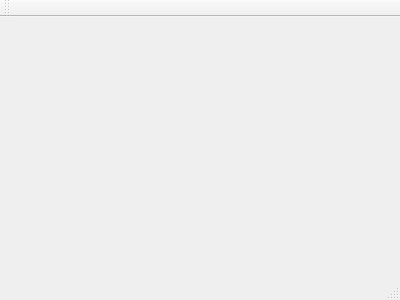
Old version of the form mainwindow.ui in the repository Lumlumski/PedalVibration.
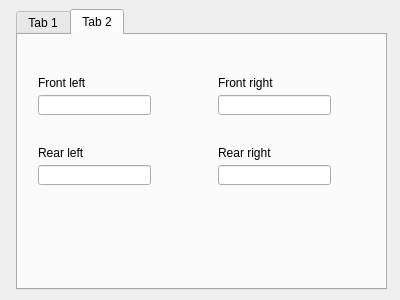
New version of the form.

```diff
--- a/mainwindow.ui
+++ b/mainwindow.ui
@@ -12,13 +12,193 @@
   <property name="windowTitle" >
    <string>MainWindow</string>
   </property>
-  <widget class="QMenuBar" name="menuBar" />
-  <widget class="QToolBar" name="mainToolBar" />
-  <widget class="QWidget" name="centralWidget" />
-  <widget class="QStatusBar" name="statusBar" />
+  <widget class="QWidget" name="centralWidget">
+   <widget class="QTabWidget" name="tabWidget">
+    <property name="geometry">
+     <rect>
+      <x>16</x>
+      <y>9</y>
+      <width>371</width>
+      <height>281</height>
+     </rect>
+    </property>
+    <property name="currentIndex">
+     <number>1</number>
+    </property>
+    <widget class="QWidget" name="tab">
+     <attribute name="title">
+      <string>Tab 1</string>
+     </attribute>
+     <widget class="QComboBox" name="portsComboBox">
+      <property name="geometry">
+       <rect>
+        <x>210</x>
+        <y>20</y>
+        <width>81</width>
+        <height>22</height>
+       </rect>
+      </property>
+     </widget>
+     <widget class="QLabel" name="label">
+      <property name="geometry">
+       <rect>
+        <x>180</x>
+        <y>20</y>
+        <width>21</width>
+        <height>20</height>
+       </rect>
+      </property>
+      <property name="text">
+       <string>Port</string>
+      </property>
+     </widget>
+     <widget class="QLineEdit" name="lineEdit">
+      <property name="geometry">
+       <rect>
+        <x>50</x>
+        <y>50</y>
+        <width>241</width>
+        <height>21</height>
+       </rect>
+      </property>
+     </widget>
+     <widget class="QPushButton" name="sendButton">
+      <property name="geometry">
+       <rect>
+        <x>220</x>
+        <y>80</y>
+        <width>75</width>
+        <height>23</height>
+       </rect>
+      </property>
+      <property name="text">
+       <string>Send</string>
+      </property>
+     </widget>
+     <widget class="QLabel" name="statusLabel">
+      <property name="geometry">
+       <rect>
+        <x>0</x>
+        <y>230</y>
+        <width>361</width>
+        <height>21</height>
+       </rect>
+      </property>
+      <property name="text">
+       <string>Status</string>
+      </property>
+      <property name="alignment">
+       <set>Qt::AlignCenter</set>
+      </property>
+     </widget>
+    </widget>
+    <widget class="QWidget" name="tab_2">
+     <attribute name="title">
+      <string>Tab 2</string>
+     </attribute>
+     <widget class="QLabel" name="label_2">
+      <property name="geometry">
+       <rect>
+        <x>20</x>
+        <y>40</y>
+        <width>111</width>
+        <height>16</height>
+       </rect>
+      </property>
+      <property name="text">
+       <string>Front left</string>
+      </property>
+     </widget>
+     <widget class="QLineEdit" name="frontLeftLineEdit">
+      <property name="geometry">
+       <rect>
+        <x>20</x>
+        <y>60</y>
+        <width>113</width>
+        <height>20</height>
+       </rect>
+      </property>
+     </widget>
+     <widget class="QLabel" name="label_3">
+      <property name="geometry">
+       <rect>
+        <x>200</x>
+        <y>40</y>
+        <width>111</width>
+        <height>16</height>
+       </rect>
+      </property>
+      <property name="text">
+       <string>Front right</string>
+      </property>
+     </widget>
+     <widget class="QLineEdit" name="frontRightLineEdit">
+      <property name="geometry">
+       <rect>
+        <x>200</x>
+        <y>60</y>
+        <width>113</width>
+        <height>20</height>
+       </rect>
+      </property>
+     </widget>
+     <widget class="QLabel" name="label_4">
+      <property name="geometry">
+       <rect>
+        <x>200</x>
+        <y>110</y>
+        <width>111</width>
+        <height>16</height>
+       </rect>
+      </property>
+      <property name="text">
+       <string>Rear right</string>
+      </property>
+     </widget>
+     <widget class="QLabel" name="label_5">
+      <property name="geometry">
+       <rect>
+        <x>20</x>
+        <y>110</y>
+        <width>111</width>
+        <height>16</height>
+       </rect>
+      </property>
+      <property name="text">
+       <string>Rear left</string>
+      </property>
+     </widget>
+     <widget class="QLineEdit" name="rearRightLineEdit">
+      <property name="geometry">
+       <rect>
+        <x>200</x>
+        <y>130</y>
+        <width>113</width>
+        <height>20</height>
+       </rect>
+      </property>
+      <property name="text">
+       <string/>
+      </property>
+     </widget>
+     <widget class="QLineEdit" name="rearLeftLineEdit">
+      <property name="geometry">
+       <rect>
+        <x>20</x>
+        <y>130</y>
+        <width>113</width>
+        <height>20</height>
+       </rect>
+      </property>
+      <property name="text">
+       <string/>
+      </property>
+     </widget>
+    </widget>
+   </widget>
+  </widget>
  </widget>
- <layoutDefault spacing="6" margin="11" />
- <pixmapfunction></pixmapfunction>
+ <layoutdefault spacing="6" margin="11"/>
  <resources/>
  <connections/>
 </ui>
```
Left out of the diff: 7 changed lines with no effect on the pictures.
